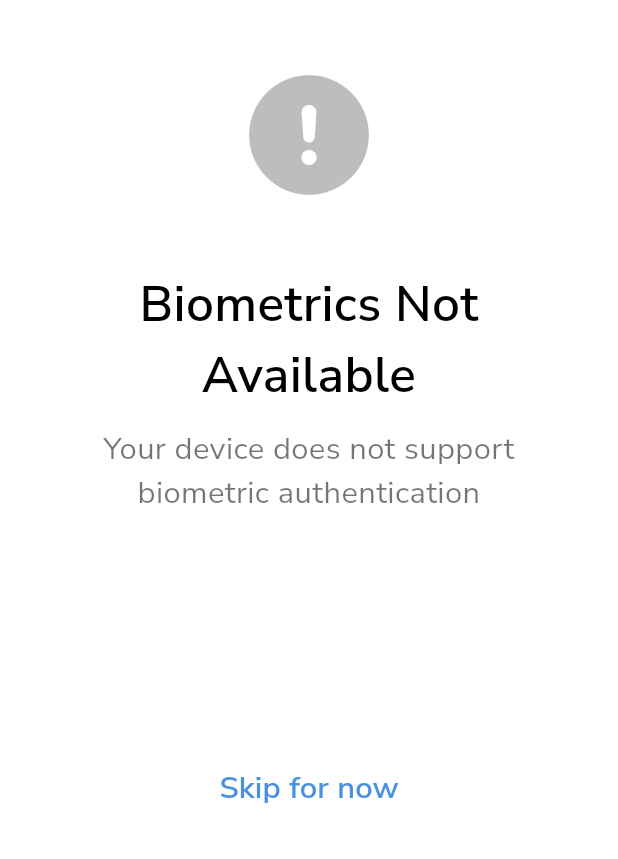
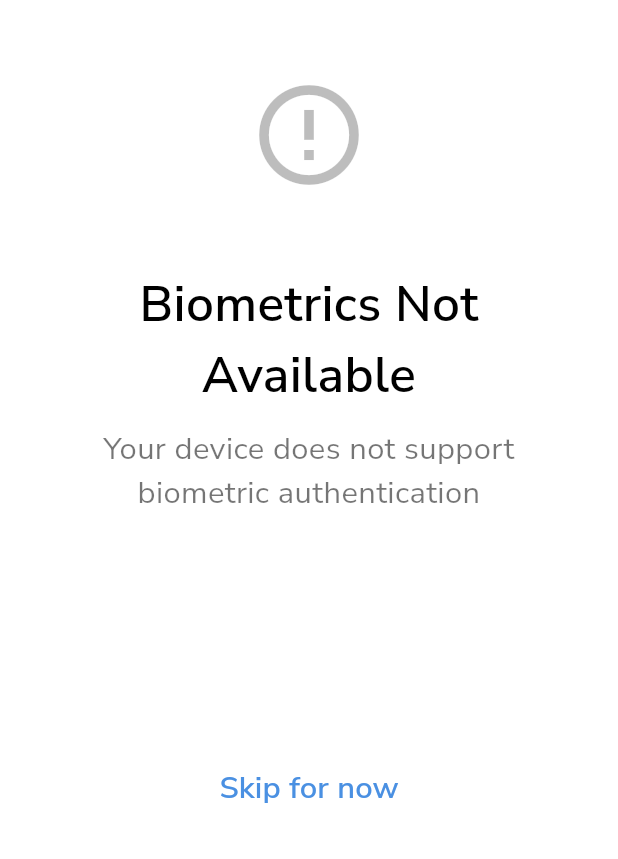
Before and after one commit to CodingFlex/taskflow, a Flutter app: the BiometricView screen opened by its route, on a phone screen of 412 x 824 dp, the part 377-1236 px from its top. Run offline on Flutter 3.47's test engine with Material 3 defaults, Android fonts, the phone set to English and light mode, and no system bars; drawn by our look-alikes of toastification; our stand-ins replace adaptive_theme, custom_refresh_indicator, dio, flutter_dotenv, freezed_annotation, google_fonts and 11 more; missing offline and left inert: heroine, msh_checkbox; accounts and stored records are empty; network calls fail; statements that could not run were skipped.

```diff
--- a/lib/ui/common/animated_field_error.dart
+++ b/lib/ui/common/animated_field_error.dart
@@ -1,5 +1,4 @@
 import 'package:flutter/material.dart';
-import 'package:font_awesome_flutter/font_awesome_flutter.dart';
 import 'package:sizer/sizer.dart';
 import 'package:taskflow/ui/common/text_styles.dart';
 import 'package:taskflow/ui/common/ui_helpers.dart';
@@ -14,7 +13,7 @@ class AnimatedFieldError extends StatelessWidget {
     super.key,
     this.errorMessage,
     this.color = Colors.red,
-    this.icon = FontAwesomeIcons.circleExclamation,
+    this.icon = Icons.error_outline,
   });
 
   @override
--- a/lib/ui/common/date_input_field.dart
+++ b/lib/ui/common/date_input_field.dart
@@ -1,6 +1,5 @@
 /// Date input field widget with modal date picker that displays selected dates in MM/dd/yyyy format.
 import 'package:flutter/material.dart';
-import 'package:font_awesome_flutter/font_awesome_flutter.dart';
 import 'package:sizer/sizer.dart';
 import 'package:syncfusion_flutter_datepicker/datepicker.dart';
 import 'package:taskflow/ui/common/app_colors.dart';
@@ -160,7 +159,7 @@ class DateInputField extends StatelessWidget {
                 mainAxisSize: MainAxisSize.min,
                 children: [
                   Icon(
-                    FontAwesomeIcons.calendarDays,
+                    Icons.calendar_today,
                     color: isDark ? Colors.white70 : kcPrimaryColor,
                     size: 18,
                   ),
--- a/lib/ui/screens/biometric/biometric_view.dart
+++ b/lib/ui/screens/biometric/biometric_view.dart
@@ -1,12 +1,10 @@
 import 'package:flutter/material.dart';
-import 'package:font_awesome_flutter/font_awesome_flutter.dart';
 import 'package:stacked/stacked.dart';
 import 'package:taskflow/ui/common/app_colors.dart';
 import 'package:taskflow/ui/common/app_strings.dart';
 import 'package:taskflow/ui/common/text_styles.dart';
 import 'package:taskflow/ui/common/ui_helpers.dart';
 import 'package:taskflow/viewmodels/biometric_viewmodel.dart';
-import 'package:google_fonts/google_fonts.dart';
 
 /// Biometric authentication screen with auto-trigger and skip option
 class BiometricView extends StackedView<BiometricViewModel> {
@@ -51,9 +49,7 @@ class BiometricView extends StackedView<BiometricViewModel> {
                         color: kcPrimaryColor.withOpacity(0.1),
                       ),
                       child: Icon(
-                        viewModel.hasFaceId
-                            ? FontAwesomeIcons.faceSmile
-                            : FontAwesomeIcons.fingerprint,
+                        viewModel.hasFaceId ? Icons.face : Icons.fingerprint,
                         size: 60,
                         color: kcPrimaryColor,
                       ),
@@ -86,9 +82,7 @@ class BiometricView extends StackedView<BiometricViewModel> {
                           ),
                         ),
                         icon: Icon(
-                          viewModel.hasFaceId
-                              ? FontAwesomeIcons.faceSmile
-                              : FontAwesomeIcons.fingerprint,
+                          viewModel.hasFaceId ? Icons.face : Icons.fingerprint,
                           size: 20,
                         ),
                         label: const Text(
@@ -102,7 +96,7 @@ class BiometricView extends StackedView<BiometricViewModel> {
                     ),
                   ] else ...[
                     Icon(
-                      FontAwesomeIcons.circleExclamation,
+                      Icons.error_outline,
                       size: 80,
                       color: isDark ? Colors.white38 : Colors.black26,
                     ),
--- a/lib/ui/screens/task_details/widgets/category_selector.dart
+++ b/lib/ui/screens/task_details/widgets/category_selector.dart
@@ -1,5 +1,4 @@
 import 'package:flutter/material.dart';
-import 'package:font_awesome_flutter/font_awesome_flutter.dart';
 import 'package:taskflow/models/task.dart';
 import 'package:taskflow/ui/common/app_colors.dart';
 import 'package:taskflow/ui/common/text_styles.dart';
@@ -46,7 +45,7 @@ class CategorySelector extends StatelessWidget {
               mainAxisSize: MainAxisSize.min,
               children: [
                 Icon(
-                  FontAwesomeIcons.tag,
+                  Icons.label,
                   size: 13,
                   color: isSelected ? Colors.white : category.color,
                 ),
```
Also changed, not shown: lib/ui/screens/home/home_view.dart (+8 -11 lines), lib/ui/screens/home/widgets/paginated_task_list.dart (+5 -6 lines), lib/ui/screens/home/widgets/task_card.dart (+5 -6 lines), lib/ui/screens/statistics/statistics_view.dart (+4 -5 lines), lib/ui/screens/task_details/task_details_view.dart (+3 -4 lines), 5 other files.
